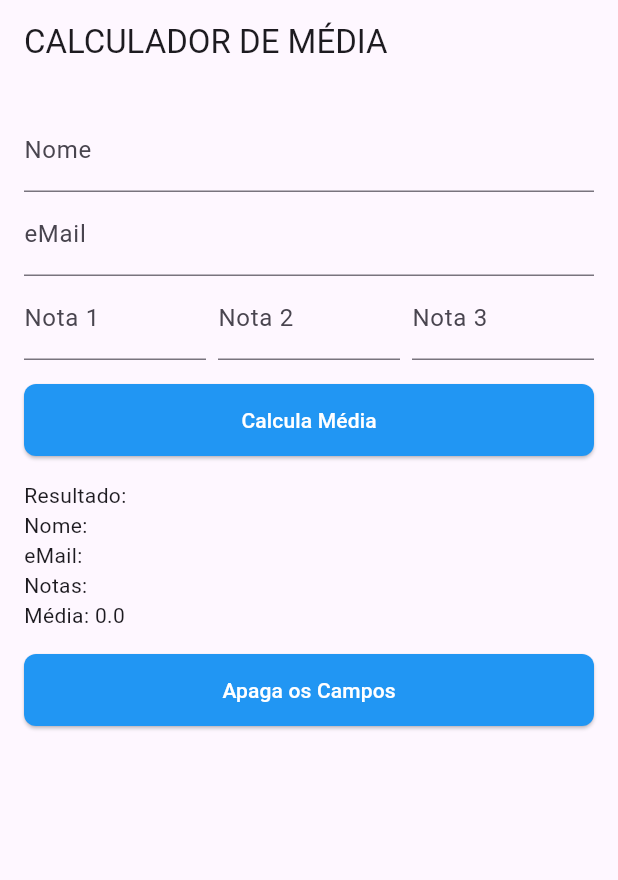
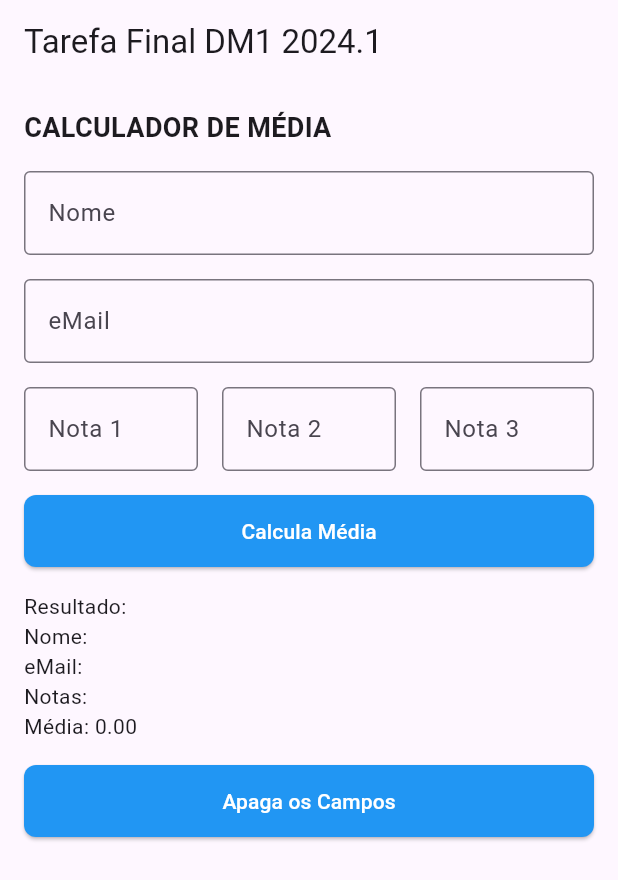
Before and after one commit to alinegtcl/AvaliacaoStatefulWidgets, a Flutter app: the screen it shows after launch, after a tap on "Apaga os Campos", on a phone screen of 412 x 824 dp. Shown: the top 880 px of the screen. Run offline on Flutter 3.47's test engine with Material 3 defaults, Android fonts, the phone set to English and light mode, and no system bars.

Commit message:
added title, improved form layout and added function to clear fields.

```diff
--- a/lib/average_calculator/average_form.dart
+++ b/lib/average_calculator/average_form.dart
@@ -24,7 +24,7 @@ class _AverageFormState extends State<AverageForm> {
   Widget build(BuildContext context) {
     return Scaffold(
       appBar: AppBar(
-        title: const Text('CALCULADOR DE MÉDIA'),
+        title: const Text('Tarefa Final DM1 2024.1'),
       ),
       body: Padding(
         padding: const EdgeInsets.all(16.0),
@@ -34,9 +34,20 @@ class _AverageFormState extends State<AverageForm> {
             child: Column(
               crossAxisAlignment: CrossAxisAlignment.start,
               children: [
+                const Text(
+                  'CALCULADOR DE MÉDIA',
+                  style: TextStyle(
+                    fontWeight: FontWeight.bold,
+                    fontSize: 18.0,
+                  ),
+                ),
+                const SizedBox(height: 16.0),
                 TextFormField(
                   controller: _nameController,
-                  decoration: const InputDecoration(labelText: 'Nome'),
+                  decoration: const InputDecoration(
+                    labelText: 'Nome',
+                    border: OutlineInputBorder(),
+                  ),
                   validator: (value) {
                     if (value == null || value.isEmpty) {
                       return 'Por favor, insira um nome';
@@ -44,9 +55,13 @@ class _AverageFormState extends State<AverageForm> {
                     return null;
                   },
                 ),
+                const SizedBox(height: 16.0),
                 TextFormField(
                   controller: _emailController,
-                  decoration: const InputDecoration(labelText: 'eMail'),
+                  decoration: const InputDecoration(
+                    labelText: 'eMail',
+                    border: OutlineInputBorder(),
+                  ),
                   validator: (value) {
                     if (value == null || value.isEmpty) {
                       return 'Por favor, insira um e-mail';
@@ -54,12 +69,16 @@ class _AverageFormState extends State<AverageForm> {
                     return null;
                   },
                 ),
+                const SizedBox(height: 16.0),
                 Row(
                   children: [
                     Expanded(
                       child: TextFormField(
                         controller: _grade1Controller,
-                        decoration: const InputDecoration(labelText: 'Nota 1'),
+                        decoration: const InputDecoration(
+                          labelText: 'Nota 1',
+                          border: OutlineInputBorder(),
+                        ),
                         keyboardType: TextInputType.number,
                         validator: (value) {
                           if (value == null || value.isEmpty) {
@@ -69,11 +88,14 @@ class _AverageFormState extends State<AverageForm> {
                         },
                       ),
                     ),
-                    const SizedBox(width: 8.0),
+                    const SizedBox(width: 16.0),
                     Expanded(
                       child: TextFormField(
                         controller: _grade2Controller,
-                        decoration: const InputDecoration(labelText: 'Nota 2'),
+                        decoration: const InputDecoration(
+                          labelText: 'Nota 2',
+                          border: OutlineInputBorder(),
+                        ),
                         keyboardType: TextInputType.number,
                         validator: (value) {
                           if (value == null || value.isEmpty) {
@@ -83,11 +105,14 @@ class _AverageFormState extends State<AverageForm> {
                         },
                       ),
                     ),
-                    const SizedBox(width: 8.0),
+                    const SizedBox(width: 16.0),
                     Expanded(
                       child: TextFormField(
                         controller: _grade3Controller,
-                        decoration: const InputDecoration(labelText: 'Nota 3'),
+                        decoration: const InputDecoration(
+                          labelText: 'Nota 3',
+                          border: OutlineInputBorder(),
+                        ),
                         keyboardType: TextInputType.number,
                         validator: (value) {
                           if (value == null || value.isEmpty) {
@@ -106,13 +131,15 @@ class _AverageFormState extends State<AverageForm> {
                 ),
                 const SizedBox(height: 16.0),
                 const Text('Resultado:'),
-                Text('Nome: $_name'),
+                Text(
+                  'Nome: $_name',
+                ),
                 Text('eMail: $_email'),
                 Text('Notas: $_grades'),
-                Text('Média: $_average'),
+                Text('Média: ${_average.toStringAsFixed(2)}'),
                 const SizedBox(height: 16.0),
                 ElevatedButton(
-                  onPressed: () {},
+                  onPressed: _clearFields,
                   child: const Text('Apaga os Campos'),
                 ),
               ],
@@ -137,4 +164,18 @@ class _AverageFormState extends State<AverageForm> {
       });
     }
   }
+
+  void _clearFields() {
+    setState(() {
+      _nameController.clear();
+      _emailController.clear();
+      _grade1Controller.clear();
+      _grade2Controller.clear();
+      _grade3Controller.clear();
+      _name = '';
+      _email = '';
+      _grades = '';
+      _average = 0.0;
+    });
+  }
 }
```
